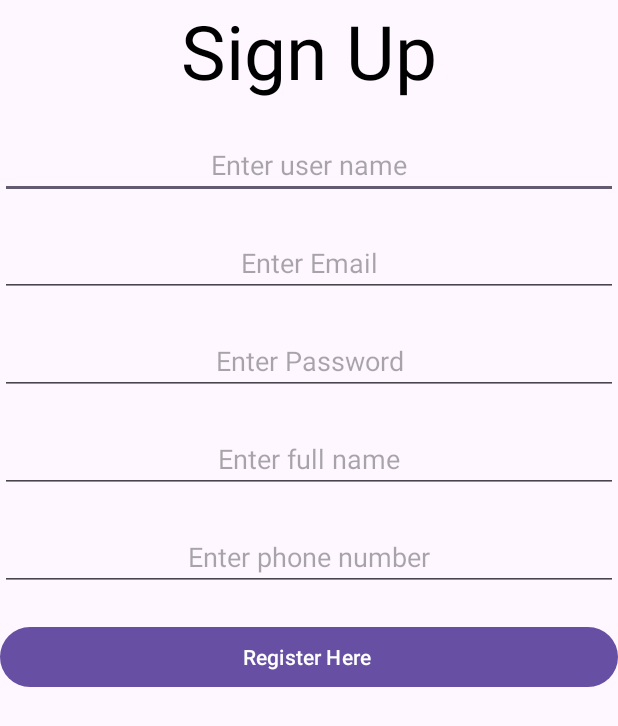
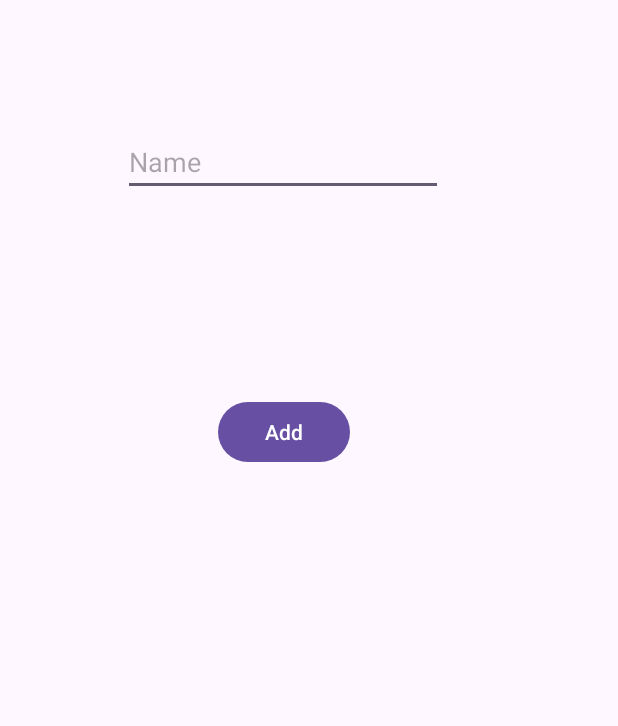
Before and after one commit to thangnguyen02/Restaurant-Management, an Android app: the MainActivity screen opened directly, with no data from a screen before it, on a phone screen of 412 x 824 dp. Shown: the top 726 px of the screen. Run offline under Robolectric (Android 15) with nearby library versions, the phone set to English and light mode, and no system bars; our stand-ins replace Room's generated code.

Commit message:
change activity package name

```diff
--- a/app/src/main/AndroidManifest.xml
+++ b/app/src/main/AndroidManifest.xml
@@ -13,7 +13,7 @@
         android:theme="@style/Theme.RestaurantManagement"
         tools:targetApi="31">
         <activity
-            android:name=".Actitvity.FoodCategoryActivity"
+            android:name=".Activity.RegisterActivity"
             android:exported="true">
             <intent-filter>
                 <action android:name="android.intent.action.MAIN" />
@@ -22,7 +22,7 @@
             </intent-filter>
         </activity>
         <activity
-            android:name=".Actitvity.FoodActivity"
+            android:name=".Activity.FoodCategoryActivity"
             android:exported="true">
             <intent-filter>
                 <action android:name="android.intent.action.MAIN" />
@@ -30,7 +30,15 @@
                 <category android:name="android.intent.category.LAUNCHER" />
             </intent-filter>
         </activity>
+        <activity
+            android:name=".Activity.FoodActivity"
+            android:exported="true">
+            <intent-filter>
+                <action android:name="android.intent.action.MAIN" />
 
+                <category android:name="android.intent.category.LAUNCHER" />
+            </intent-filter>
+        </activity>
         <activity
             android:name=".MainActivity"
             android:exported="true">
--- a/app/src/main/java/com/example/restaurantmanagement/Activity/FoodActivity.java
+++ b/app/src/main/java/com/example/restaurantmanagement/Activity/FoodActivity.java
@@ -1,4 +1,4 @@
-package com.example.restaurantmanagement.Actitvity;
+package com.example.restaurantmanagement.Activity;
 
 import androidx.appcompat.app.AppCompatActivity;
 
--- a/app/src/main/java/com/example/restaurantmanagement/Activity/FoodCategoryActivity.java
+++ b/app/src/main/java/com/example/restaurantmanagement/Activity/FoodCategoryActivity.java
@@ -1,4 +1,4 @@
-package com.example.restaurantmanagement.Actitvity;
+package com.example.restaurantmanagement.Activity;
 
 import androidx.appcompat.app.AppCompatActivity;
 
--- a/app/src/main/res/layout/activity_food.xml
+++ b/app/src/main/res/layout/activity_food.xml
@@ -4,7 +4,7 @@
     xmlns:tools="http://schemas.android.com/tools"
     android:layout_width="match_parent"
     android:layout_height="match_parent"
-    tools:context=".Actitvity.FoodActivity">
+    tools:context=".Activity.FoodActivity">
 
     <TextView
         android:id="@+id/textView"
--- a/app/src/main/res/layout/activity_food_category.xml
+++ b/app/src/main/res/layout/activity_food_category.xml
@@ -4,7 +4,7 @@
     xmlns:tools="http://schemas.android.com/tools"
     android:layout_width="match_parent"
     android:layout_height="match_parent"
-    tools:context=".Actitvity.FoodCategoryActivity">
+    tools:context=".Activity.FoodCategoryActivity">
 
     <TextView
         android:id="@+id/textView2"
--- a/app/src/main/res/layout/activity_main.xml
+++ b/app/src/main/res/layout/activity_main.xml
@@ -1,93 +1,31 @@
 <?xml version="1.0" encoding="utf-8"?>
-<RelativeLayout xmlns:android="http://schemas.android.com/apk/res/android"
+<androidx.constraintlayout.widget.ConstraintLayout xmlns:android="http://schemas.android.com/apk/res/android"
     xmlns:app="http://schemas.android.com/apk/res-auto"
     xmlns:tools="http://schemas.android.com/tools"
     android:layout_width="match_parent"
     android:layout_height="match_parent"
     tools:context=".MainActivity">
 
-    <TextView
-        android:text="Sign Up"
-        android:gravity="center"
-        android:textSize="50dp"
-        android:textColor="#000"
+    <EditText
+        android:id="@+id/editTextText"
         android:layout_width="wrap_content"
         android:layout_height="wrap_content"
-        android:layout_alignParentTop="true"
-        android:layout_centerHorizontal="true"
-        android:id="@+id/textView" />
-
-    <EditText
-        android:layout_width="fill_parent"
-        android:layout_height="wrap_content"
-        android:inputType="textEmailAddress"
-        android:hint="Enter user name"
-        android:textColor="#000"
+        android:layout_marginStart="82dp"
+        android:layout_marginTop="85dp"
         android:ems="10"
-        android:layout_below="@+id/textView"
-        android:layout_centerHorizontal="true"
-        android:layout_marginTop="20dp"
-        android:id="@+id/userId"
-        android:gravity="center"/>
-
-    <EditText
-        android:layout_width="fill_parent"
-        android:layout_height="wrap_content"
-        android:inputType="textEmailAddress"
-        android:hint="Enter Email"
-        android:textColor="#000"
-        android:ems="10"
-        android:layout_below="@+id/userId"
-        android:layout_centerHorizontal="true"
-        android:layout_marginTop="20dp"
-        android:id="@+id/email"
-        android:gravity="center"/>
-
-    <EditText
-        android:layout_width="fill_parent"
-        android:layout_height="wrap_content"
-        android:inputType="textPassword"
-        android:hint="Enter Password"
-        android:textColor="#000"
-        android:ems="10"
-        android:layout_below="@+id/email"
-        android:layout_centerHorizontal="true"
-        android:layout_marginTop="20dp"
-        android:id="@+id/password"
-        android:gravity="center"/>
-
-    <EditText
-        android:layout_width="fill_parent"
-        android:layout_height="wrap_content"
-        android:inputType="textPassword"
-        android:hint="Enter full name"
-        android:textColor="#000"
-        android:ems="10"
-        android:layout_below="@+id/password"
-        android:layout_centerHorizontal="true"
-        android:layout_marginTop="20dp"
-        android:id="@+id/fullName"
-        android:gravity="center"/>
-
-    <EditText
-        android:layout_width="fill_parent"
-        android:layout_height="wrap_content"
-        android:inputType="textPassword"
-        android:hint="Enter phone number"
-        android:textColor="#000"
-        android:ems="10"
-        android:layout_below="@+id/fullName"
-        android:layout_centerHorizontal="true"
-        android:layout_marginTop="20dp"
-        android:id="@+id/phone"
-        android:gravity="center"/>
+        android:hint="Name"
+        android:inputType="text"
+        app:layout_constraintStart_toStartOf="parent"
+        app:layout_constraintTop_toTopOf="parent" />
 
     <Button
-        android:layout_width="fill_parent"
+        android:id="@+id/button"
+        android:layout_width="wrap_content"
         android:layout_height="wrap_content"
-        android:id="@+id/register"
-        android:layout_below="@+id/phone"
-        android:layout_marginTop="20dp"
-        android:text="Register Here "/>
+        android:layout_marginStart="145dp"
+        android:layout_marginTop="264dp"
+        android:text="Add"
+        app:layout_constraintStart_toStartOf="parent"
+        app:layout_constraintTop_toTopOf="parent" />
 
-</RelativeLayout>
+</androidx.constraintlayout.widget.ConstraintLayout>
```
